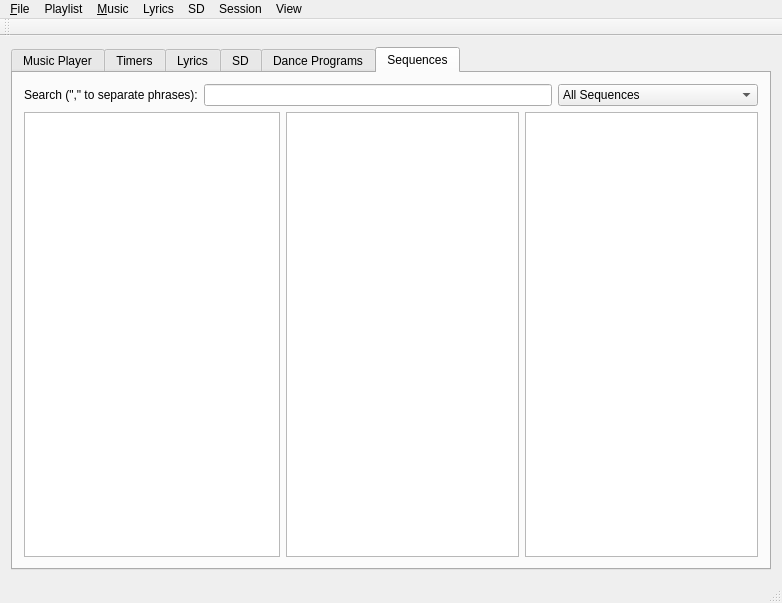
First picture: the form in SquareDesk-DEV/test123/mainwindow.ui, repository mpogue2/SquareDesk, before the edit.
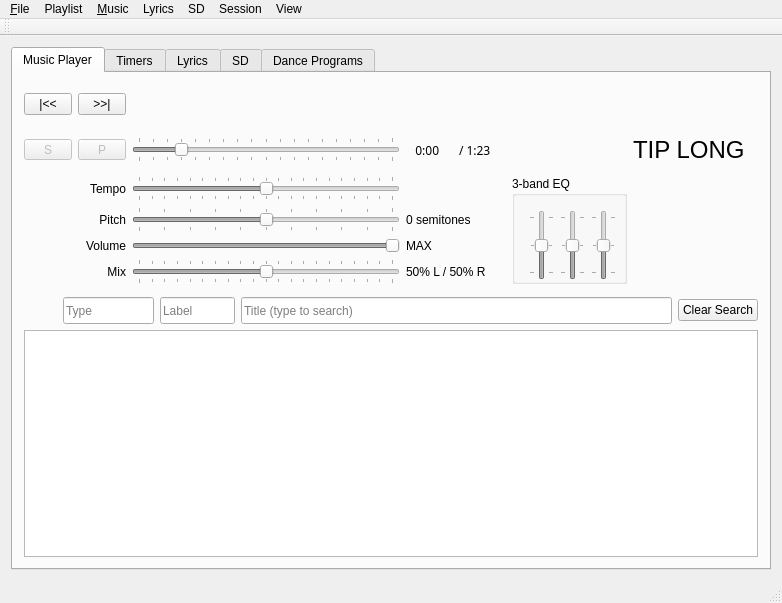
Second picture: the form after the edit. Custom widgets are drawn as their Qt base class.

Commit message: Experimental coding on #107 to replace Callerlab lists with a more generic method.

The edit to the form file:
```diff
--- a/SquareDesk-DEV/test123/mainwindow.ui
+++ b/SquareDesk-DEV/test123/mainwindow.ui
@@ -1267,71 +1267,6 @@
         </item>
        </layout>
       </widget>
-      <widget class="QWidget" name="sequencesTab">
-       <attribute name="title">
-        <string>Sequences</string>
-       </attribute>
-       <layout class="QVBoxLayout" name="verticalLayout_5">
-        <item>
-         <layout class="QVBoxLayout" name="verticalLayout_4">
-          <item>
-           <layout class="QHBoxLayout" name="horizontalLayout_6">
-            <item>
-             <widget class="QLabel" name="label_5">
-              <property name="text">
-               <string>Search (&quot;,&quot; to separate phrases):</string>
-              </property>
-             </widget>
-            </item>
-            <item>
-             <widget class="QLineEdit" name="lineEditChoreographySearch"/>
-            </item>
-            <item>
-             <widget class="QComboBox" name="comboBoxChoreographySearchType">
-              <property name="minimumSize">
-               <size>
-                <width>200</width>
-                <height>0</height>
-               </size>
-              </property>
-              <item>
-               <property name="text">
-                <string>All Sequences</string>
-               </property>
-              </item>
-              <item>
-               <property name="text">
-                <string>Only Taught Calls</string>
-               </property>
-              </item>
-             </widget>
-            </item>
-           </layout>
-          </item>
-         </layout>
-        </item>
-        <item>
-         <layout class="QHBoxLayout" name="horizontalLayout_7">
-          <item>
-           <widget class="QListWidget" name="listWidgetChoreographyFiles">
-            <property name="sizePolicy">
-             <sizepolicy hsizetype="Minimum" vsizetype="Expanding">
-              <horstretch>0</horstretch>
-              <verstretch>0</verstretch>
-             </sizepolicy>
-            </property>
-           </widget>
-          </item>
-          <item>
-           <widget class="QListWidget" name="listWidgetChoreographySequences"/>
-          </item>
-          <item>
-           <widget class="QListWidget" name="listWidgetChoreography"/>
-          </item>
-         </layout>
-        </item>
-       </layout>
-      </widget>
      </widget>
     </item>
    </layout>
```
The commit also changes 6 other files.
